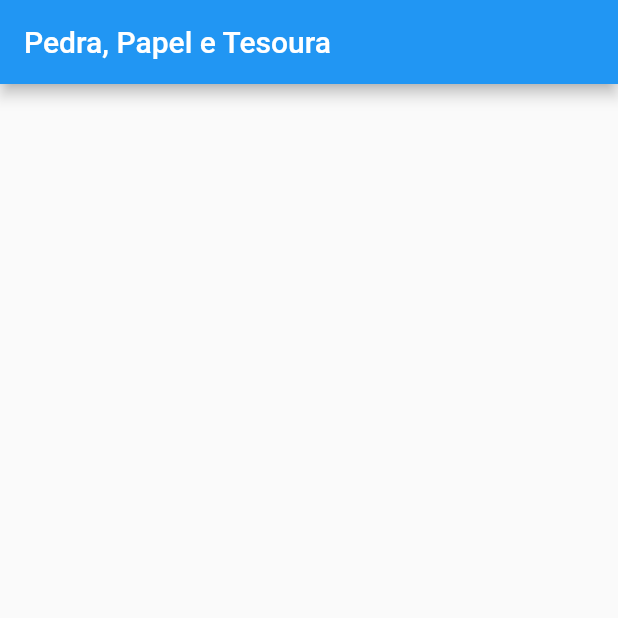
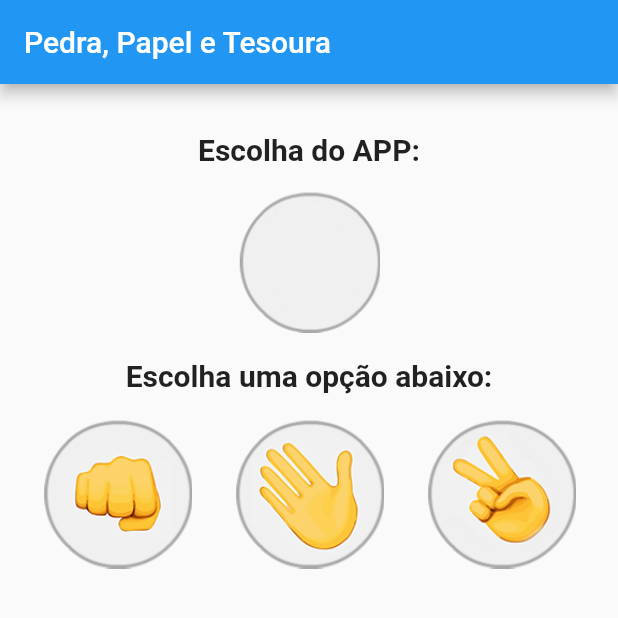
Before and after one commit to danielfmpc/ppt, a Flutter app: the screen it shows after launch, on a phone screen of 412 x 824 dp, the top half of it. Run offline on Flutter 3.47's test engine with Material 2 defaults, Android fonts, the phone set to English and light mode, and no system bars.

Commit message:
Criando a interface

```diff
--- /dev/null
+++ b/lib/jogo.dart
@@ -0,0 +1,68 @@
+import 'package:flutter/material.dart';
+
+class Jogo extends StatefulWidget {
+  @override
+  _JogoState createState() => _JogoState();
+}
+
+class _JogoState extends State<Jogo> {
+	@override
+	Widget build(BuildContext context) {
+    	return Scaffold(
+			appBar: AppBar(
+				title: Text("Pedra, Papel e Tesoura"),
+				backgroundColor: Colors.blue,
+			),
+			body: Center(
+				child: Container(
+					child: Column(
+						crossAxisAlignment: CrossAxisAlignment.center,
+						children: <Widget>[
+							Padding(
+								padding: EdgeInsets.only(top: 32, bottom: 16),
+								child: Text(
+									"Escolha do APP:",
+									style: TextStyle(
+										fontWeight: FontWeight.bold,
+										fontSize: 20
+									),
+								),
+							),
+							Image.asset(
+								"images/padrao.png",
+								height: 95,
+							),
+							Padding(
+								padding: EdgeInsets.all(17),
+								child: Text(
+									"Escolha uma opção abaixo:",
+									style: TextStyle(
+										fontWeight: FontWeight.bold,
+										fontSize: 20
+									),
+								),
+							),
+							Row(
+								mainAxisAlignment: MainAxisAlignment.spaceEvenly,
+								children: <Widget>[
+									Image.asset(
+										"images/pedra.png",
+										height: 100
+									),
+									Image.asset(
+										"images/papel.png",
+										height: 100
+									),
+									Image.asset(
+										"images/tesoura.png",
+										height: 100
+									),
+								],
+							),
+						],
+					),
+				),
+			),
+		);
+  	}
+}
--- a/lib/main.dart
+++ b/lib/main.dart
@@ -1,27 +1,11 @@
 import 'package:flutter/material.dart';
+import 'jogo.dart';
 
 void main(){
 	runApp(
 		MaterialApp(
-			home: Home(),
+			home: Jogo(),
 			debugShowCheckedModeBanner: false,
 		),
 	);
 }
-
-class Home extends StatefulWidget {
-  @override
-  _HomeState createState() => _HomeState();
-}
-
-class _HomeState extends State<Home> {
-  @override
-  Widget build(BuildContext context) {
-	return Scaffold(
-		appBar: AppBar(
-			title: Text("Pedra, Papel e Tesoura"),
-			backgroundColor: Colors.blue,
-		),
-	);
-  }
-}
--- a/pubspec.yaml
+++ b/pubspec.yaml
@@ -44,6 +44,11 @@ flutter:
   # assets:
   #  - images/a_dot_burr.jpeg
   #  - images/a_dot_ham.jpeg
+  assets:
+   - images/padrao.png
+   - images/papel.png
+   - images/pedra.png
+   - images/tesoura.png
 
   # An image asset can refer to one or more resolution-specific "variants", see
   # https://flutter.dev/assets-and-images/#resolution-aware.
```
Also changed, not shown: images/padrao.png (added), images/papel.png (added), images/pedra.png (added), images/tesoura.png (added), 1 other file.
